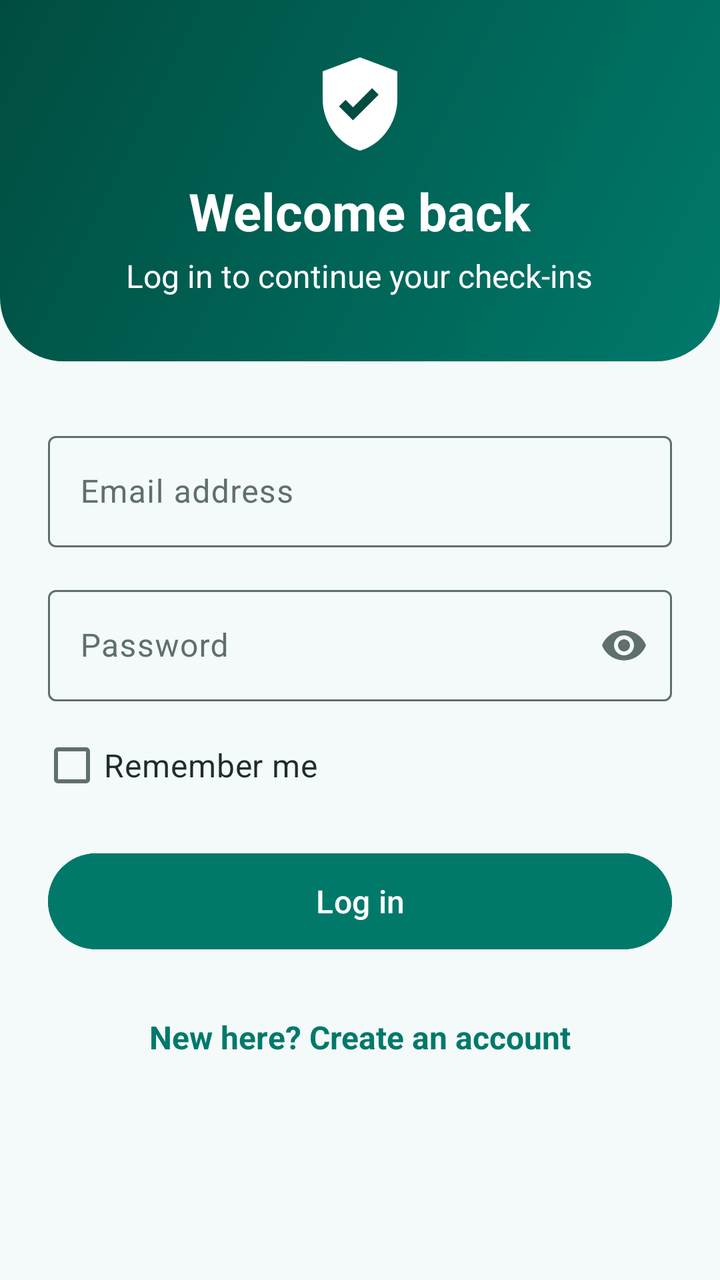
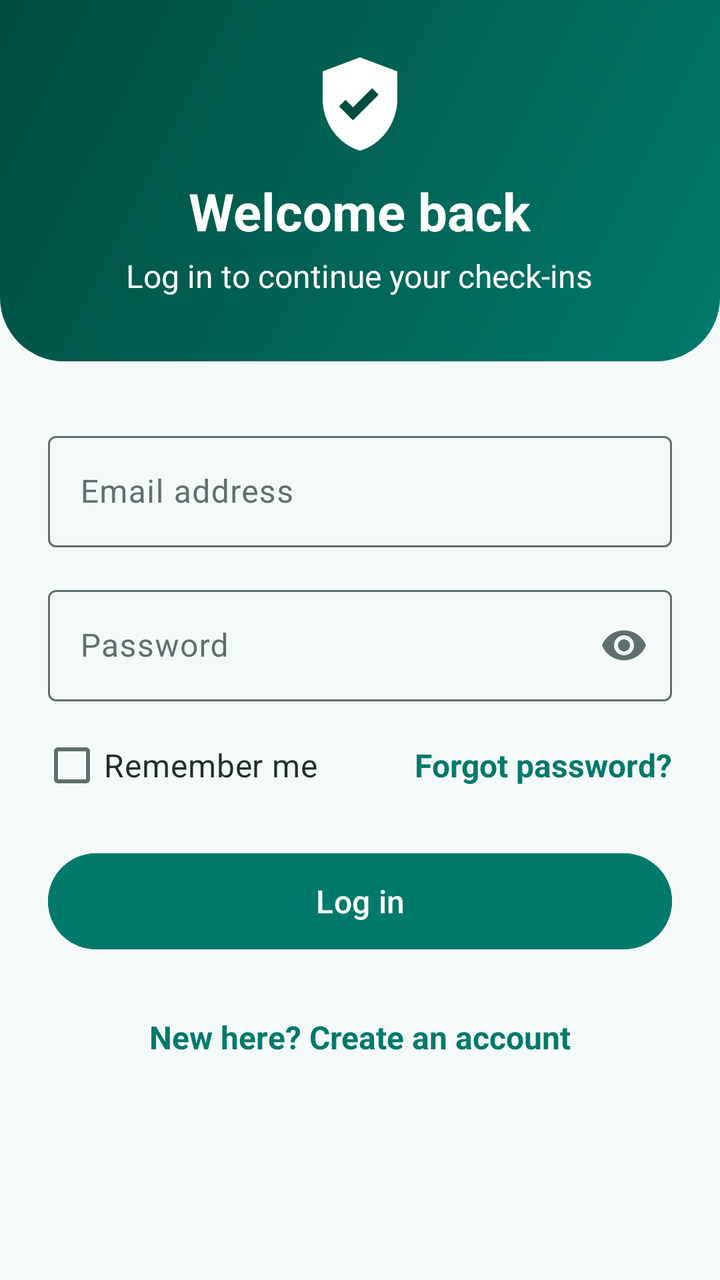

An Android layout rendered at two revisions. The XML below is the earlier revision; the diff shows what the commit changed to produce the second picture.
<!-- AndroidManifest.xml: application theme Theme.RelapseShield -->
<!-- res/layout/activity_login.xml -->
<?xml version="1.0" encoding="utf-8"?>
<ScrollView xmlns:android="http://schemas.android.com/apk/res/android"
    xmlns:app="http://schemas.android.com/apk/res-auto"
    xmlns:tools="http://schemas.android.com/tools"
    android:id="@+id/main"
    android:layout_width="match_parent"
    android:layout_height="match_parent"
    android:background="@color/surface"
    android:fillViewport="true"
    tools:context=".LoginActivity">

    <androidx.constraintlayout.widget.ConstraintLayout
        android:id="@+id/layoutContent"
        android:layout_width="match_parent"
        android:layout_height="wrap_content"
        android:paddingBottom="24dp">

        <LinearLayout
            android:id="@+id/layoutHeader"
            android:layout_width="0dp"
            android:layout_height="wrap_content"
            android:background="@drawable/bg_header"
            android:gravity="center_horizontal"
            android:orientation="vertical"
            android:paddingStart="24dp"
            android:paddingTop="24dp"
            android:paddingEnd="24dp"
            android:paddingBottom="32dp"
            app:layout_constraintEnd_toEndOf="parent"
            app:layout_constraintStart_toStartOf="parent"
            app:layout_constraintTop_toTopOf="parent">

            <ImageView
                android:id="@+id/imgLogo"
                android:layout_width="56dp"
                android:layout_height="56dp"
                android:contentDescription="@string/logo_description"
                android:src="@drawable/ic_logo" />

            <TextView
                android:id="@+id/txtTitle"
                android:layout_width="wrap_content"
                android:layout_height="wrap_content"
                android:layout_marginTop="8dp"
                android:text="@string/login_title"
                android:textColor="@color/on_primary"
                android:textSize="26sp"
                android:textStyle="bold" />

            <TextView
                android:id="@+id/txtSubtitle"
                android:layout_width="wrap_content"
                android:layout_height="wrap_content"
                android:layout_marginTop="4dp"
                android:text="@string/login_subtitle"
                android:textColor="@color/on_primary"
                android:textSize="16sp" />
        </LinearLayout>

        <com.google.android.material.textfield.TextInputLayout
            android:id="@+id/tilEmail"
            style="?attr/textInputOutlinedStyle"
            android:layout_width="0dp"
            android:layout_height="wrap_content"
            android:layout_marginStart="24dp"
            android:layout_marginTop="32dp"
            android:layout_marginEnd="24dp"
            android:hint="@string/hint_email"
            app:layout_constraintEnd_toEndOf="parent"
            app:layout_constraintStart_toStartOf="parent"
            app:layout_constraintTop_toBottomOf="@id/layoutHeader">

            <com.google.android.material.textfield.TextInputEditText
                android:id="@+id/edtEmail"
                android:layout_width="match_parent"
                android:layout_height="wrap_content"
                android:inputType="textEmailAddress"
                android:textColor="@color/text_dark" />
        </com.google.android.material.textfield.TextInputLayout>

        <com.google.android.material.textfield.TextInputLayout
            android:id="@+id/tilPassword"
            style="?attr/textInputOutlinedStyle"
            android:layout_width="0dp"
            android:layout_height="wrap_content"
            android:layout_marginStart="24dp"
            android:layout_marginTop="16dp"
            android:layout_marginEnd="24dp"
            android:hint="@string/hint_password"
            app:endIconMode="password_toggle"
            app:layout_constraintEnd_toEndOf="parent"
            app:layout_constraintStart_toStartOf="parent"
            app:layout_constraintTop_toBottomOf="@id/tilEmail">

            <com.google.android.material.textfield.TextInputEditText
                android:id="@+id/edtPassword"
                android:layout_width="match_parent"
                android:layout_height="wrap_content"
                android:inputType="textPassword"
                android:textColor="@color/text_dark" />
        </com.google.android.material.textfield.TextInputLayout>

        <CheckBox
            android:id="@+id/chkRemember"
            android:layout_width="wrap_content"
            android:layout_height="wrap_content"
            android:layout_marginStart="20dp"
            android:layout_marginTop="8dp"
            android:text="@string/remember_me"
            android:textColor="@color/text_dark"
            android:textSize="16sp"
            app:layout_constraintStart_toStartOf="parent"
            app:layout_constraintTop_toBottomOf="@id/tilPassword" />

        <Button
            android:id="@+id/btnLogin"
            android:layout_width="0dp"
            android:layout_height="56dp"
            android:layout_marginStart="24dp"
            android:layout_marginTop="16dp"
            android:layout_marginEnd="24dp"
            android:backgroundTint="@color/primary"
            android:text="@string/btn_login_submit"
            android:textColor="@color/on_primary"
            android:textSize="16sp"
            app:layout_constraintEnd_toEndOf="parent"
            app:layout_constraintStart_toStartOf="parent"
            app:layout_constraintTop_toBottomOf="@id/chkRemember" />

        <TextView
            android:id="@+id/txtGoRegister"
            android:layout_width="0dp"
            android:layout_height="wrap_content"
            android:layout_marginTop="16dp"
            android:gravity="center"
            android:minHeight="48dp"
            android:text="@string/login_register_prompt"
            android:textColor="@color/primary"
            android:textSize="16sp"
            android:textStyle="bold"
            app:layout_constraintEnd_toEndOf="parent"
            app:layout_constraintStart_toStartOf="parent"
            app:layout_constraintTop_toBottomOf="@id/btnLogin" />
    </androidx.constraintlayout.widget.ConstraintLayout>
</ScrollView>
<!-- resources referenced by this layout -->
<resources>
  <color name="on_primary">#FFFFFF</color>
  <color name="primary">#00796B</color>
  <color name="surface">#F4FAF9</color>
  <color name="text_dark">#1F2D2B</color>
  <!-- drawable bg_header (drawable) -->
  <shape xmlns:android="http://schemas.android.com/apk/res/android"
      android:shape="rectangle">
      <gradient
          android:angle="315"
          android:endColor="@color/primary"
          android:startColor="@color/primary_dark" />
      <corners
          android:bottomLeftRadius="32dp"
          android:bottomRightRadius="32dp" />
  </shape>
  <!-- drawable ic_logo (drawable) -->
  <vector xmlns:android="http://schemas.android.com/apk/res/android"
      android:width="72dp"
      android:height="72dp"
      android:viewportWidth="24"
      android:viewportHeight="24">
      <path
          android:fillColor="@color/on_primary"
          android:pathData="M12,2L4,5v6c0,5 3.4,9.7 8,11 4.6,-1.3 8,-6 8,-11V5L12,2z" />
      <path
          android:fillColor="@color/primary_dark"
          android:pathData="M10.5,15.5l-3,-3 1.4,-1.4 1.6,1.6 4.1,-4.1 1.4,1.4z" />
  </vector>
  <string name="btn_login_submit">Log in</string>
  <string name="hint_email">Email address</string>
  <string name="hint_password">Password</string>
  <string name="login_register_prompt">New here? Create an account</string>
  <string name="login_subtitle">Log in to continue your check-ins</string>
  <string name="login_title">Welcome back</string>
  <string name="logo_description">Relapse Shield logo, a shield with a tick</string>
  <string name="remember_me">Remember me</string>
  <style name="Theme.RelapseShield" parent="Base.Theme.RelapseShield" />
  <color name="primary_dark">#004D40</color>
  <style name="Base.Theme.RelapseShield" parent="Theme.Material3.Light.NoActionBar">
          <item name="colorPrimary">@color/primary</item>
          <item name="colorOnPrimary">@color/on_primary</item>
          <item name="colorPrimaryContainer">@color/primary_light</item>
          <item name="colorOnPrimaryContainer">@color/primary_dark</item>
          <item name="colorError">@color/error_red</item>
          <item name="colorSurface">@color/surface</item>
          <item name="colorOnSurface">@color/text_dark</item>
          <item name="colorOnSurfaceVariant">@color/text_muted</item>
          <item name="colorOutline">@color/text_muted</item>
          <item name="android:colorBackground">@color/surface</item>
      </style>
  <color name="primary_light">#B2DFDB</color>
  <color name="error_red">#B3261E</color>
  <color name="text_muted">#5F6F6D</color>
</resources>

<!-- the commit's change to res/layout/activity_login.xml (unified diff, before → after) -->
@@ -74,6 +74,7 @@
                 android:id="@+id/edtEmail"
                 android:layout_width="match_parent"
                 android:layout_height="wrap_content"
+                android:autofillHints="emailAddress"
                 android:inputType="textEmailAddress"
                 android:textColor="@color/text_dark" />
         </com.google.android.material.textfield.TextInputLayout>
@@ -96,6 +97,7 @@
                 android:id="@+id/edtPassword"
                 android:layout_width="match_parent"
                 android:layout_height="wrap_content"
+                android:autofillHints="password"
                 android:inputType="textPassword"
                 android:textColor="@color/text_dark" />
         </com.google.android.material.textfield.TextInputLayout>
@@ -106,11 +108,27 @@
             android:layout_height="wrap_content"
             android:layout_marginStart="20dp"
             android:layout_marginTop="8dp"
+            android:minHeight="48dp"
             android:text="@string/remember_me"
             android:textColor="@color/text_dark"
             android:textSize="16sp"
             app:layout_constraintStart_toStartOf="parent"
             app:layout_constraintTop_toBottomOf="@id/tilPassword" />
+
+        <TextView
+            android:id="@+id/txtForgot"
+            android:layout_width="wrap_content"
+            android:layout_height="wrap_content"
+            android:layout_marginEnd="24dp"
+            android:gravity="center_vertical"
+            android:minHeight="48dp"
+            android:text="@string/lg_forgot"
+            android:textColor="@color/primary"
+            android:textSize="16sp"
+            android:textStyle="bold"
+            app:layout_constraintBottom_toBottomOf="@id/chkRemember"
+            app:layout_constraintEnd_toEndOf="parent"
+            app:layout_constraintTop_toTopOf="@id/chkRemember" />
 
         <Button
             android:id="@+id/btnLogin"
<!-- resource entries referenced after the edit -->
@@ -31,6 +31,7 @@
   <string name="btn_login_submit">Log in</string>
   <string name="hint_email">Email address</string>
   <string name="hint_password">Password</string>
+  <string name="lg_forgot">Forgot password?</string>
   <string name="login_register_prompt">New here? Create an account</string>
   <string name="login_subtitle">Log in to continue your check-ins</string>
   <string name="login_title">Welcome back</string>
